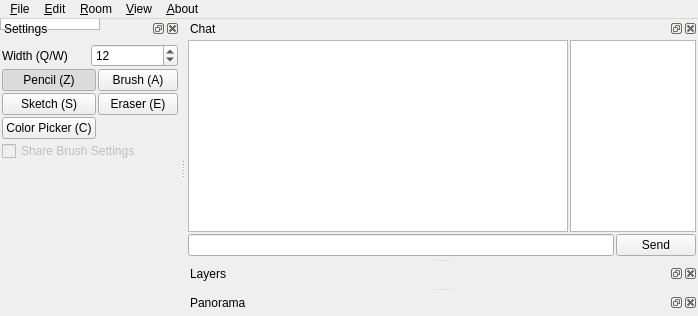
First picture: the form in widgets/mainwindow.ui, repository liuyanghejerry/painttyWidget, before the edit.
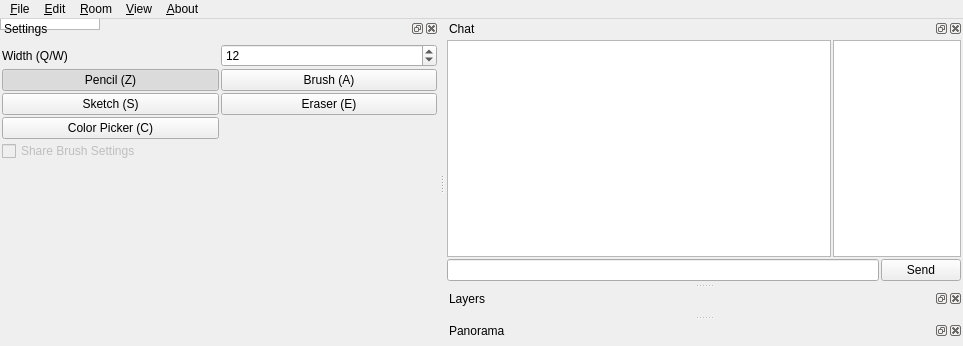
Second picture: the form after the edit. Custom widgets are drawn as their Qt base class.

Commit message: update: make use of MemberListWidget.

Diff of the .ui file:
```diff
--- a/widgets/mainwindow.ui
+++ b/widgets/mainwindow.ui
@@ -2,6 +2,14 @@
 <ui version="4.0">
  <class>MainWindow</class>
  <widget class="QMainWindow" name="MainWindow">
+  <property name="geometry">
+   <rect>
+    <x>0</x>
+    <y>0</y>
+    <width>963</width>
+    <height>346</height>
+   </rect>
+  </property>
   <property name="windowTitle">
    <string>Mr.Paint</string>
   </property>
@@ -264,7 +272,7 @@
      <x>0</x>
      <y>0</y>
      <width>963</width>
-     <height>21</height>
+     <height>23</height>
     </rect>
    </property>
    <widget class="QMenu" name="menu_File">
```
Left out of the diff: 57 changed lines with no effect on the pictures. The commit also changes 1 other file.
